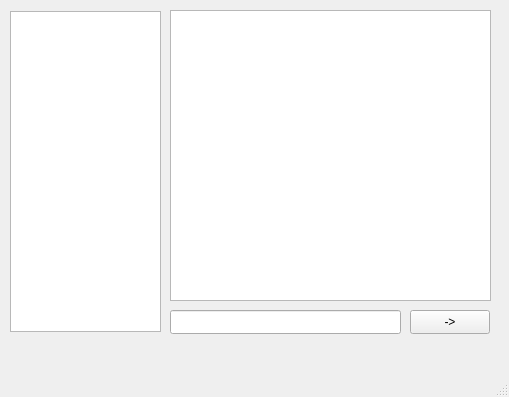
Qt form client/mainwindow.ui (Olovat/ChatApp) before a commit.
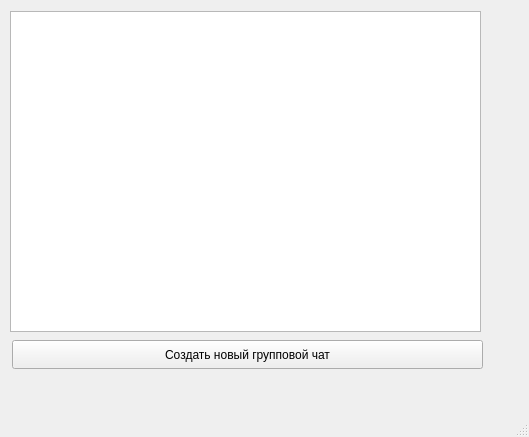
The same form after that commit.

The edit to the form file:
```diff
--- a/client/mainwindow.ui
+++ b/client/mainwindow.ui
@@ -6,57 +6,37 @@
    <rect>
     <x>0</x>
     <y>0</y>
-    <width>509</width>
-    <height>397</height>
+    <width>529</width>
+    <height>437</height>
    </rect>
   </property>
   <property name="windowTitle">
    <string>MainWindow</string>
   </property>
   <widget class="QWidget" name="centralwidget">
-   <widget class="QLineEdit" name="lineEdit">
-    <property name="geometry">
-     <rect>
-      <x>170</x>
-      <y>310</y>
-      <width>231</width>
-      <height>24</height>
-     </rect>
-    </property>
-   </widget>
-   <widget class="QPushButton" name="pushButton_2">
-    <property name="geometry">
-     <rect>
-      <x>410</x>
-      <y>310</y>
-      <width>80</width>
-      <height>24</height>
-     </rect>
-    </property>
-    <property name="text">
-     <string>-&gt;</string>
-    </property>
-   </widget>
-   <widget class="QTextBrowser" name="textBrowser">
-    <property name="geometry">
-     <rect>
-      <x>170</x>
-      <y>10</y>
-      <width>321</width>
-      <height>291</height>
-     </rect>
-    </property>
-   </widget>
    <widget class="QListWidget" name="userListWidget">
     <property name="geometry">
      <rect>
       <x>10</x>
       <y>11</y>
-      <width>151</width>
+      <width>471</width>
       <height>321</height>
      </rect>
     </property>
    </widget>
+   <widget class="QPushButton" name="pushButton">
+    <property name="geometry">
+     <rect>
+      <x>12</x>
+      <y>340</y>
+      <width>471</width>
+      <height>29</height>
+     </rect>
+    </property>
+    <property name="text">
+     <string>Создать новый групповой чат</string>
+    </property>
+   </widget>
   </widget>
   <widget class="QMenuBar" name="menubar">
    <property name="geometry">
```
Left out of the diff: 4 changed lines with no effect on the pictures.
